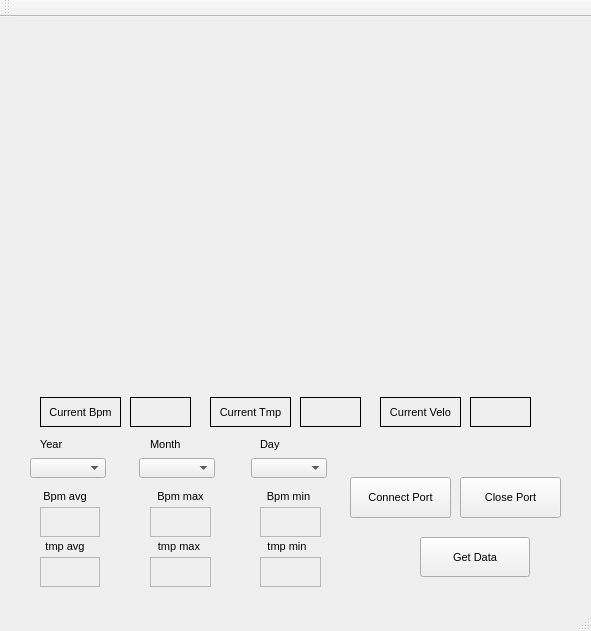
Qt form mainwindow.ui (twowings1029/Real_pro) before a commit.
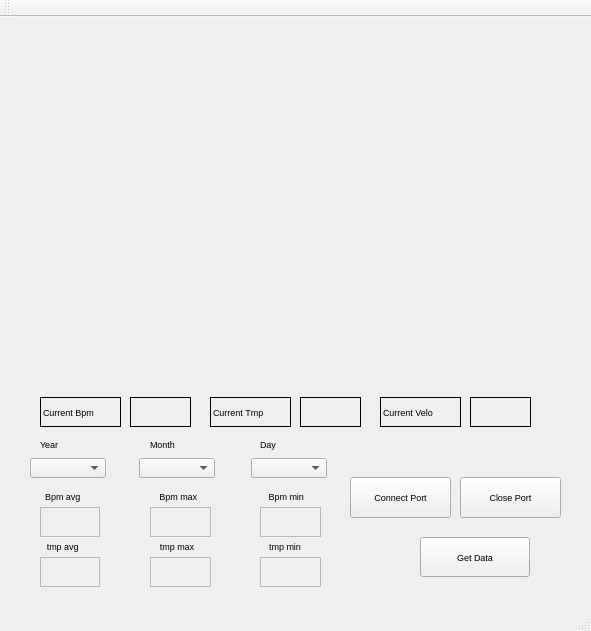
The same form after that commit. Custom widgets are drawn as their Qt base class.

The edit to the form file:
```diff
--- a/mainwindow.ui
+++ b/mainwindow.ui
@@ -13,7 +13,7 @@
   <property name="font">
    <font>
     <family>Arial</family>
-    <pointsize>8</pointsize>
+    <pointsize>7</pointsize>
    </font>
   </property>
   <property name="windowTitle">
@@ -62,7 +62,7 @@
      <string>Current Bpm</string>
     </property>
     <property name="alignment">
-     <set>Qt::AlignCenter</set>
+     <set>Qt::AlignLeading|Qt::AlignLeft|Qt::AlignVCenter</set>
     </property>
    </widget>
    <widget class="QLabel" name="bpm_label">
@@ -166,9 +166,9 @@
    <widget class="QLabel" name="label_5">
     <property name="geometry">
      <rect>
-      <x>37</x>
+      <x>27</x>
       <y>471</y>
-      <width>53</width>
+      <width>69</width>
       <height>16</height>
      </rect>
     </property>
@@ -198,9 +198,9 @@
    <widget class="QLabel" name="label_6">
     <property name="geometry">
      <rect>
-      <x>150</x>
+      <x>140</x>
       <y>471</y>
-      <width>58</width>
+      <width>74</width>
       <height>16</height>
      </rect>
     </property>
@@ -214,9 +214,9 @@
    <widget class="QLabel" name="label_7">
     <property name="geometry">
      <rect>
-      <x>260</x>
+      <x>250</x>
       <y>471</y>
-      <width>54</width>
+      <width>70</width>
       <height>16</height>
      </rect>
     </property>
@@ -301,7 +301,7 @@
      <string>Current Tmp</string>
     </property>
     <property name="alignment">
-     <set>Qt::AlignCenter</set>
+     <set>Qt::AlignLeading|Qt::AlignLeft|Qt::AlignVCenter</set>
     </property>
    </widget>
    <widget class="QLabel" name="velo_label">
@@ -336,7 +336,7 @@
      <string>Current Velo</string>
     </property>
     <property name="alignment">
-     <set>Qt::AlignCenter</set>
+     <set>Qt::AlignLeading|Qt::AlignLeft|Qt::AlignVCenter</set>
     </property>
    </widget>
    <widget class="QCustomPlot" name="tmp_plot" native="true">
@@ -352,9 +352,9 @@
    <widget class="QLabel" name="label_10">
     <property name="geometry">
      <rect>
-      <x>37</x>
+      <x>27</x>
       <y>521</y>
-      <width>53</width>
+      <width>69</width>
       <height>16</height>
      </rect>
     </property>
@@ -368,9 +368,9 @@
    <widget class="QLabel" name="label_11">
     <property name="geometry">
      <rect>
-      <x>260</x>
+      <x>250</x>
       <y>521</y>
-      <width>54</width>
+      <width>70</width>
       <height>16</height>
      </rect>
     </property>
@@ -400,9 +400,9 @@
    <widget class="QLabel" name="label_12">
     <property name="geometry">
      <rect>
-      <x>150</x>
+      <x>140</x>
       <y>521</y>
-      <width>58</width>
+      <width>74</width>
       <height>16</height>
      </rect>
     </property>
```
Left out of the diff: 2 changed lines with no effect on the pictures.
